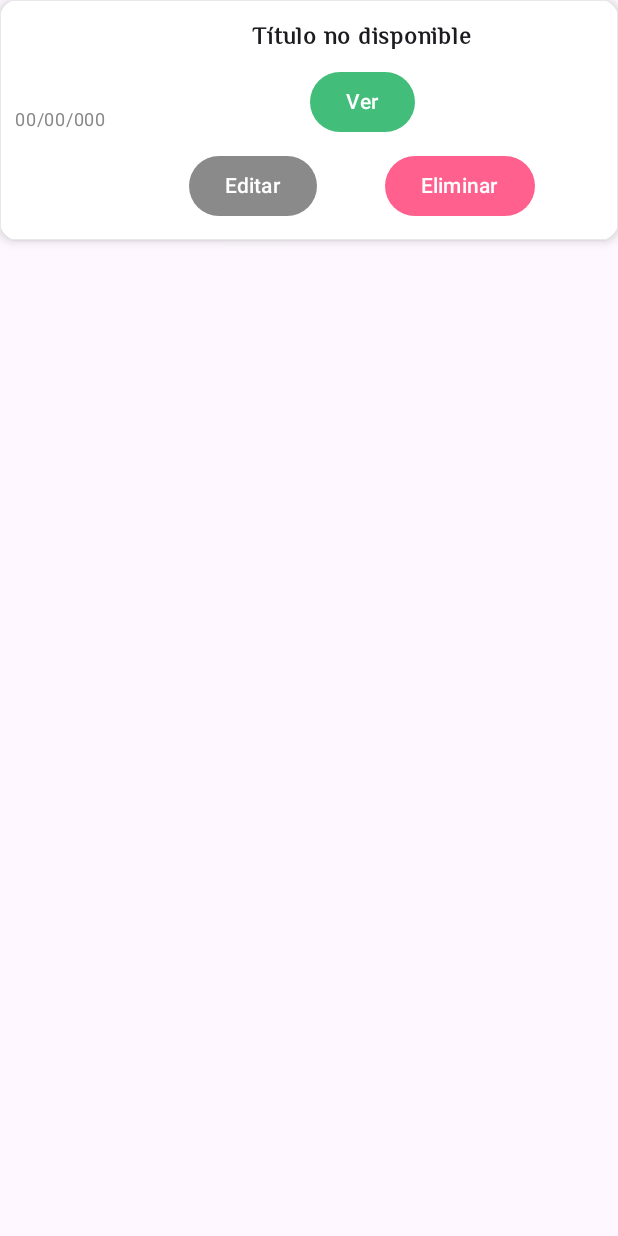
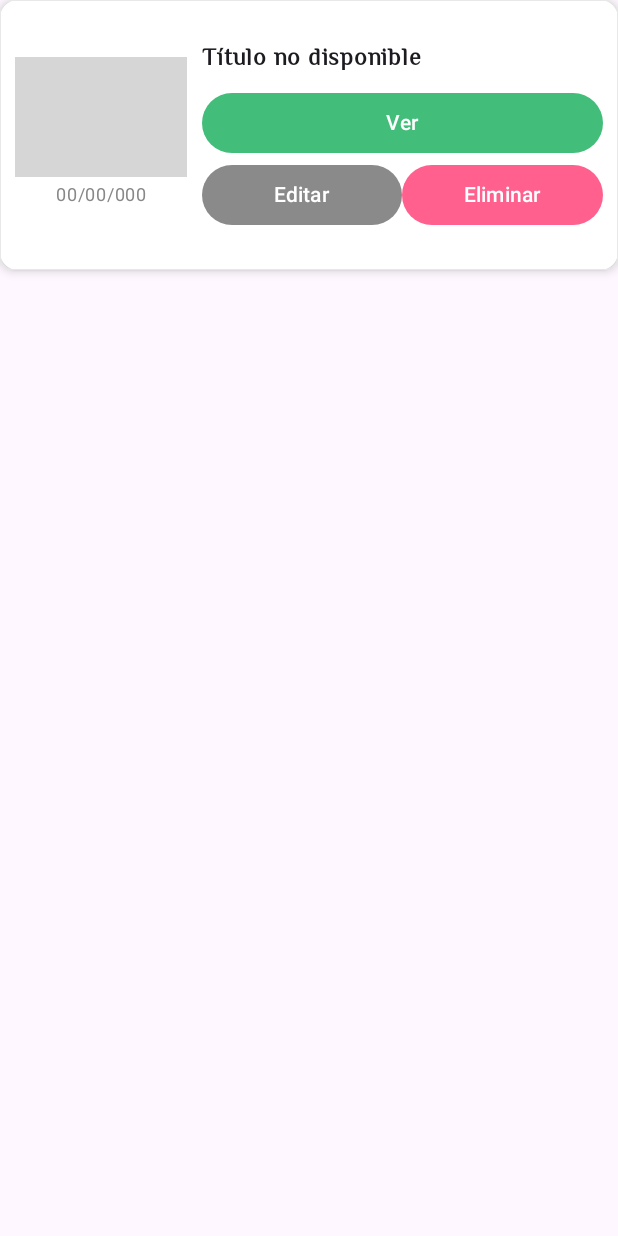
Before and after one commit to MIRELLAMM4/UCSM_ADMIN_CONECTA, an Android app built with Jetpack Compose: the composable NoticeCard shown on its own in the app's theme, on a phone screen of 412 x 824 dp. Run offline under Robolectric (Android 15) with nearby library versions, the phone set to English and light mode, and no system bars; libraries missing offline, so code that uses them is left out: com.bumptech.glide; 1 statement that could not run was skipped; grey boxes are pictures that could not be loaded.

Commit message:
Fix: Corrección con la imagen del model Notice y layout de NoticeCard.kt, se agregaron dos imagenes nuevas

```diff
--- a/app/src/main/java/com/example/admineventoscatolica/components/Body.kt
+++ b/app/src/main/java/com/example/admineventoscatolica/components/Body.kt
@@ -125,7 +125,6 @@ private fun EventBody(context: Context, navController: NavController) {
     }
 }
 
-@OptIn(ExperimentalGlideComposeApi::class)
 @Composable
 private fun NoticeBody(context: Context, navController: NavController) {
     // Utilizamos remember y mutableStateListOf para almacenar el estado de las noticias
@@ -157,15 +156,6 @@ private fun NoticeBody(context: Context, navController: NavController) {
         } else {
             noticias.forEach { notice ->
                 Column(modifier = Modifier.fillMaxWidth()) {
-                    if (!notice.image.isNullOrBlank()) {
-                        GlideImage(
-                            model = notice.image,
-                            contentDescription = "Imagen de la noticia",
-                            modifier = Modifier
-                                .fillMaxWidth()
-                                .height(180.dp)
-                        )
-                    }
                     NoticeCard(notice = notice, navController = navController)
                     Spacer(modifier = Modifier.height(12.dp))
                 }
--- a/app/src/main/java/com/example/admineventoscatolica/components/NoticeCard.kt
+++ b/app/src/main/java/com/example/admineventoscatolica/components/NoticeCard.kt
@@ -12,9 +12,12 @@ import androidx.compose.ui.graphics.Color
 import androidx.compose.ui.text.font.Font
 import androidx.compose.ui.text.font.FontFamily
 import androidx.compose.ui.text.font.FontWeight
+import androidx.compose.ui.text.style.TextOverflow
 import androidx.compose.ui.unit.dp
 import androidx.compose.ui.unit.sp
 import androidx.navigation.NavController
+import com.bumptech.glide.integration.compose.ExperimentalGlideComposeApi
+import com.bumptech.glide.integration.compose.GlideImage
 import com.example.admineventoscatolica.R
 import com.example.admineventoscatolica.model.Notice
 import com.example.admineventoscatolica.services.deleteNotice
@@ -23,12 +26,13 @@ import com.example.admineventoscatolica.ui.theme.Plomo
 import com.example.admineventoscatolica.ui.theme.Rojo
 import com.example.admineventoscatolica.ui.theme.VerdeSecundario
 
+@OptIn(ExperimentalGlideComposeApi::class)
 @Composable
 fun NoticeCard(notice: Notice, navController: NavController) {
     Card(
         modifier = Modifier
             .fillMaxWidth()
-            .height(160.dp)
+            .height(180.dp)
             .background(color = Color.White, shape = RoundedCornerShape(8.dp))
             .border(
                 width = 0.5.dp,
@@ -40,25 +44,43 @@ fun NoticeCard(notice: Notice, navController: NavController) {
         Row(
             modifier = Modifier
                 .background(Color.White)
-                .padding(10.dp)
-                .fillMaxWidth()
-                .fillMaxHeight(),
+                .fillMaxSize()
+                .padding(10.dp),
             verticalAlignment = Alignment.CenterVertically
         ) {
             // Columna para la fecha de la noticia
             Column(
-                modifier = Modifier.fillMaxHeight(),
+                modifier = Modifier
+                    .weight(0.3f)
+                    .fillMaxHeight(),
                 horizontalAlignment = Alignment.CenterHorizontally,
                 verticalArrangement = Arrangement.Center
             ) {
-                Text(text = notice.date ?: "00/00/000", fontSize = 12.sp, color = Color.Gray)
+                GlideImage(
+                    model = notice.image,
+                    contentDescription = "Imagen de la noticia",
+                    modifier = Modifier
+                        .fillMaxWidth()
+                        .height(80.dp)
+                ) { requestBuilder ->
+                    requestBuilder
+                        .placeholder(R.mipmap.no_image_logo)
+                        .error(R.mipmap.error_image_logo)
+                }
+                Text(
+                    text = notice.date ?: "00/00/000",
+                    fontSize = 12.sp,
+                    color = Color.Gray,
+                )
             }
 
             Spacer(Modifier.width(10.dp)) // Espacio horizontal entre las columnas
 
             // Columna para el contenido de la noticia
             Column(
-                modifier = Modifier.fillMaxWidth(),
+                modifier = Modifier
+                    .weight(0.7f)
+                    .fillMaxWidth(),
                 horizontalAlignment = Alignment.CenterHorizontally,
                 verticalArrangement = Arrangement.Center
             ) {
@@ -66,7 +88,10 @@ fun NoticeCard(notice: Notice, navController: NavController) {
                     text = notice.title ?: "Título no disponible",
                     fontSize = 16.sp,
                     fontWeight = FontWeight.SemiBold,
-                    fontFamily = FontFamily(Font(R.font.philosopher_regular))
+                    fontFamily = FontFamily(Font(R.font.philosopher_regular)),
+                    maxLines = 1,
+                    overflow = TextOverflow.Ellipsis,
+                    modifier = Modifier.fillMaxWidth()
                 )
                 Spacer(Modifier.height(8.dp))
 
@@ -76,17 +101,17 @@ fun NoticeCard(notice: Notice, navController: NavController) {
                     colors = ButtonDefaults.buttonColors(
                         containerColor = VerdeSecundario,
                         contentColor = Color.White
-                    )
+                    ),
+                    modifier = Modifier.fillMaxWidth()
                 ) {
                     Text("Ver")
                 }
 
-                Spacer(Modifier.height(8.dp))
-
                 // Botones Editar y Eliminar
                 Row(
-                    modifier = Modifier.fillMaxWidth(),
-                    horizontalArrangement = Arrangement.SpaceEvenly
+                    modifier = Modifier
+                        .fillMaxWidth(),
+                    horizontalArrangement = Arrangement.SpaceEvenly,
                 ) {
                     Button(
                         onClick = {
@@ -98,7 +123,8 @@ fun NoticeCard(notice: Notice, navController: NavController) {
                         colors = ButtonDefaults.buttonColors(
                             containerColor = Plomo,
                             contentColor = Color.White
-                        )
+                        ),
+                        modifier = Modifier.weight(1f)
                     ) {
                         Text("Editar")
                     }
@@ -110,9 +136,14 @@ fun NoticeCard(notice: Notice, navController: NavController) {
                         colors = ButtonDefaults.buttonColors(
                             containerColor = Rojo,
                             contentColor = Color.White
+                        ),
+                        modifier = Modifier.weight(1f)
+                    ) {
+                        Text(
+                            text = "Eliminar",
+                            maxLines = 1,
+                            overflow = TextOverflow.Ellipsis
                         )
-                    ) {
-                        Text("Eliminar")
                     }
                 }
             }
```
Also changed, not shown: app/src/main/res/mipmap-hdpi/error_image_logo.png (added), app/src/main/res/mipmap-hdpi/no_image_logo.png (added).
